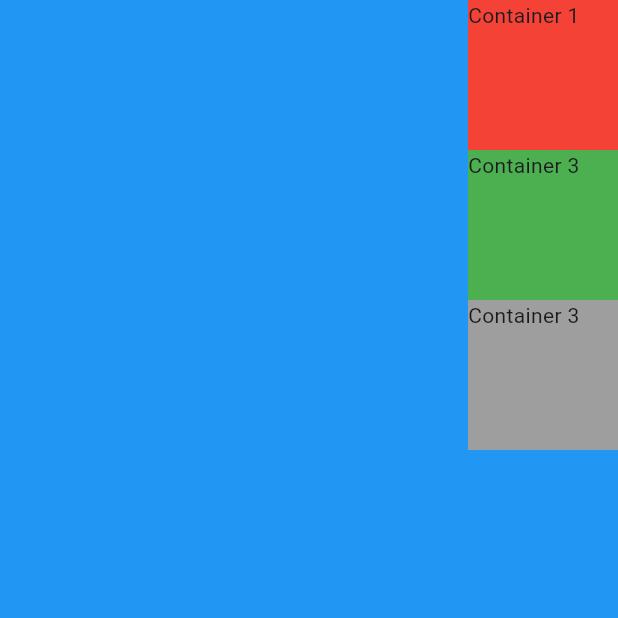
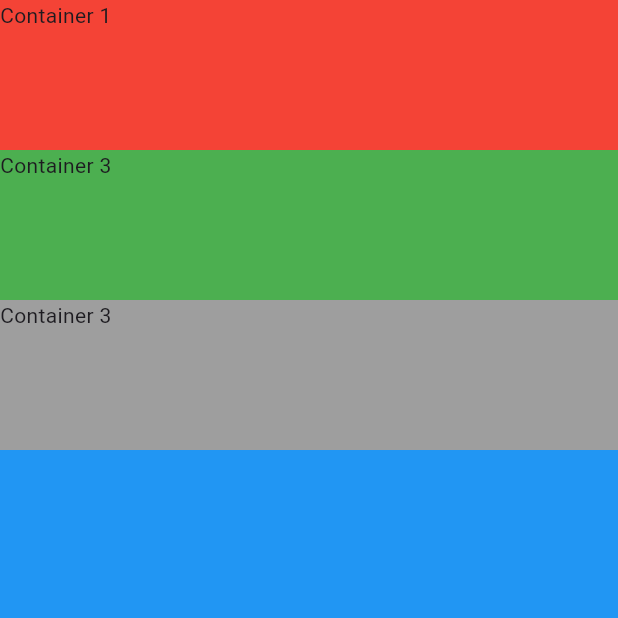
Before and after one commit to saidAbdirahman/mi_card_flutter, a Flutter app: the screen it shows after launch, on a phone screen of 412 x 824 dp, the top half of it. Run offline on Flutter 3.47's test engine with Material 3 defaults, Android fonts, the phone set to English and light mode, and no system bars.

Commit message:
Try to stretch
Signed-off-by: saidAbirahman <saidqaaje11@gmail.com>

```diff
--- a/lib/main.dart
+++ b/lib/main.dart
@@ -26,29 +26,24 @@ class MyApp extends StatelessWidget {
             //mainAxisAlignment: MainAxisAlignment.spaceBetween,
 
             //it helps you to align your children to the right
-            crossAxisAlignment: CrossAxisAlignment.end,
+            crossAxisAlignment: CrossAxisAlignment.stretch,
             children: <Widget>[
               Container(
                 color: Colors.red,
-                width: 100.0,
                 height: 100.0,
                 child: Text('Container 1'),
               ),
               Container(
                 color: Colors.green,
-                width: 100.0,
                 height: 100.0,
                 child: Text('Container 3'),
               ),
               Container(
                 color: Colors.grey,
-                width: 100.0,
                 height: 100.0,
                 child: Text('Container 3'),
               ),
-              Container(
-                width: double.infinity,
-              )
+
             ],
           ),
         ),
```
